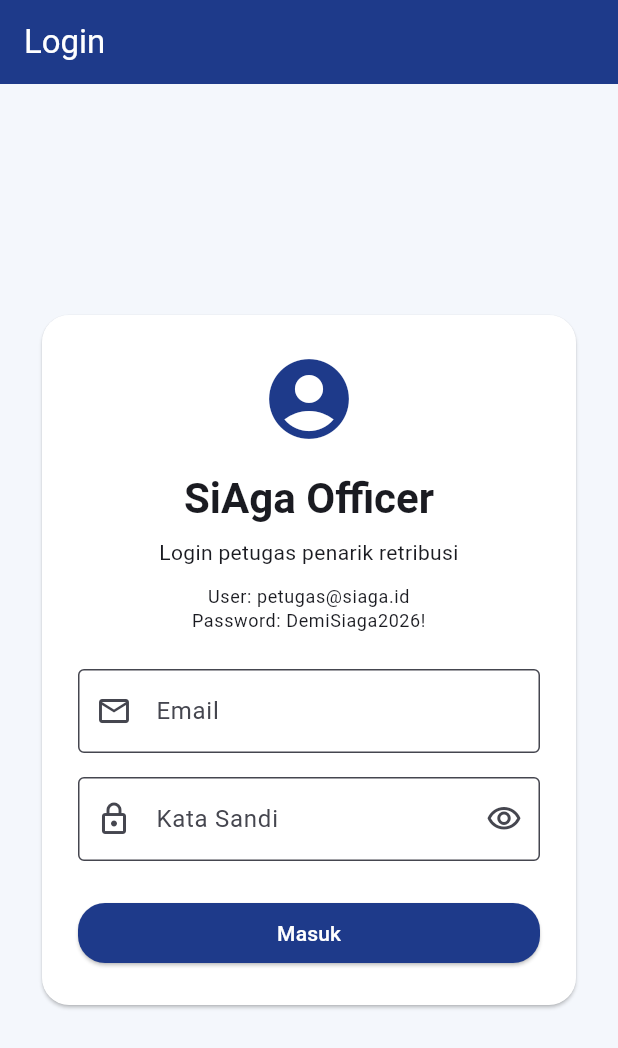
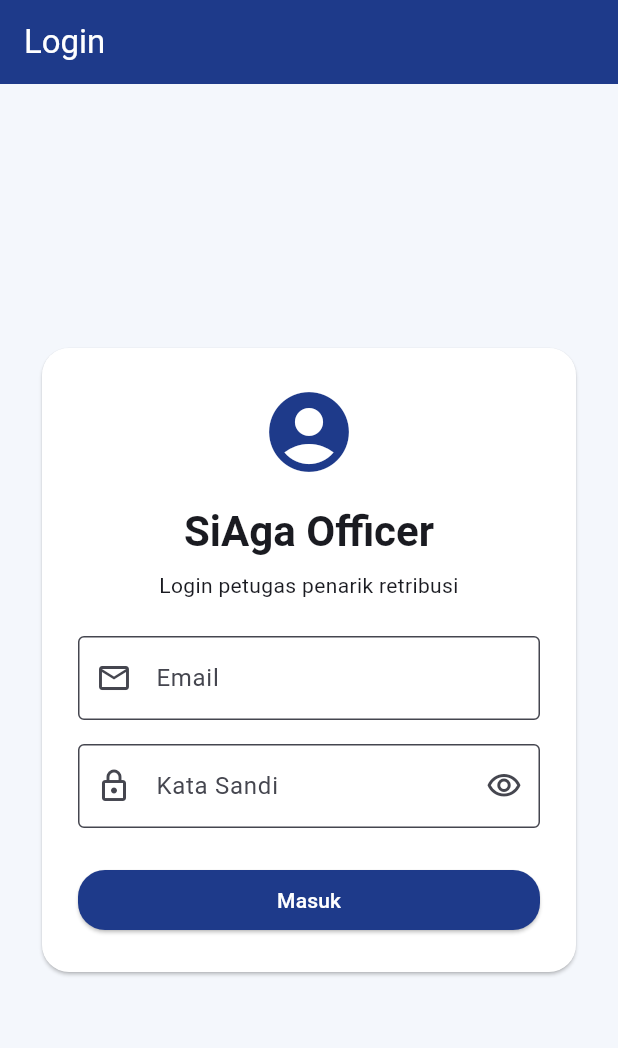
Before and after one commit to spektrumedia2020-collab/siaga, a Flutter app: the screen it shows after launch, on a phone screen of 412 x 824 dp. Shown: the top 1048 px of the screen. Run offline on Flutter 3.47's test engine with Material 3 defaults, Android fonts, the light colour scheme and no system bars; our stand-ins replace connectivity_plus, flutter_dotenv, flutter_riverpod, geolocator, go_router, image_picker and 4 more; missing offline and left inert: mobile_scanner; accounts and stored records are empty.

Commit message:
Remove the demo credentials hint from the login screen

```diff
--- a/mobile/lib/features/auth/login_page.dart
+++ b/mobile/lib/features/auth/login_page.dart
@@ -95,12 +95,6 @@ class _LoginPageState extends ConsumerState<LoginPage> {
                       textAlign: TextAlign.center,
                       style: Theme.of(context).textTheme.bodyMedium,
                     ),
-                    const SizedBox(height: 12),
-                    Text(
-                      'User: petugas@siaga.id\nPassword: DemiSiaga2026!',
-                      textAlign: TextAlign.center,
-                      style: Theme.of(context).textTheme.bodySmall,
-                    ),
                     const SizedBox(height: 24),
                     TextFormField(
                       controller: _emailController,
```
